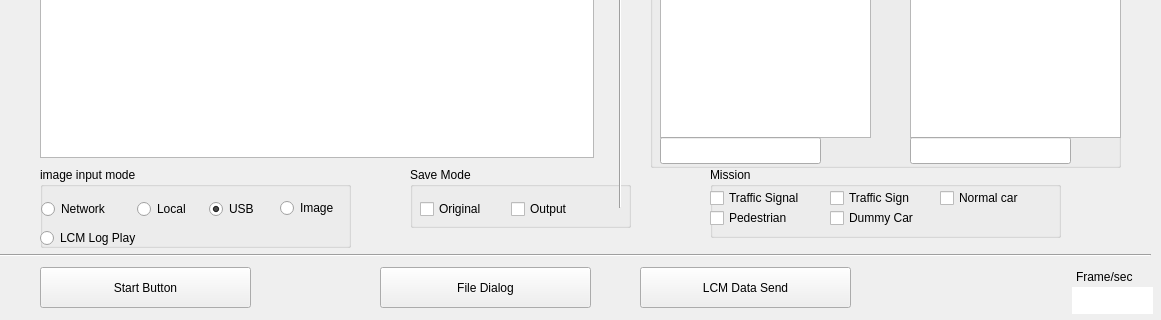
This is front_camera/front_camera_detection.ui in Jun-Hong-7794/FrontCamera as Qt 5 draws it before an edit; both pictures show x 0 to 1161 and y 533 to 853 of the 1161 by 853 pixel window. The edited form follows.
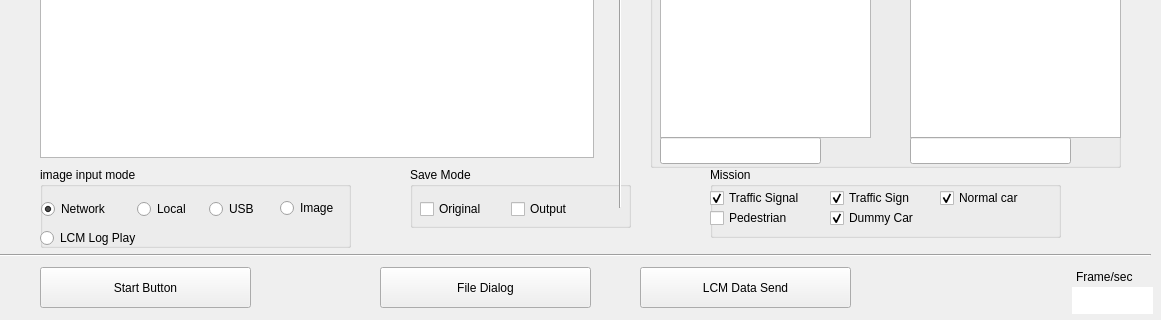
This is the edited form.

Patch:
```diff
--- a/front_camera/front_camera_detection.ui
+++ b/front_camera/front_camera_detection.ui
@@ -87,7 +87,7 @@
      <string>Network</string>
     </property>
     <property name="checked">
-     <bool>false</bool>
+     <bool>true</bool>
     </property>
    </widget>
    <widget class="QRadioButton" name="rd_input_mode_loc">
@@ -116,7 +116,7 @@
      <string>USB</string>
     </property>
     <property name="checked">
-     <bool>true</bool>
+     <bool>false</bool>
     </property>
    </widget>
    <widget class="QRadioButton" name="rd_input_mode_lcm_log_play">
@@ -573,6 +573,9 @@
     <property name="text">
      <string>Traffic Signal</string>
     </property>
+    <property name="checked">
+     <bool>true</bool>
+    </property>
    </widget>
    <widget class="QCheckBox" name="ck_mission_sign">
     <property name="geometry">
@@ -586,6 +589,9 @@
     <property name="text">
      <string>Traffic Sign</string>
     </property>
+    <property name="checked">
+     <bool>true</bool>
+    </property>
    </widget>
    <widget class="QCheckBox" name="ck_mission_pedestrian">
     <property name="geometry">
@@ -612,6 +618,9 @@
     <property name="text">
      <string>Dummy Car</string>
     </property>
+    <property name="checked">
+     <bool>true</bool>
+    </property>
    </widget>
    <widget class="QCheckBox" name="ck_mission_normal_car">
     <property name="geometry">
@@ -625,6 +634,9 @@
     <property name="text">
      <string>Normal car</string>
     </property>
+    <property name="checked">
+     <bool>true</bool>
+    </property>
    </widget>
   </widget>
   <widget class="QWidget" name="layoutWidget">
```
